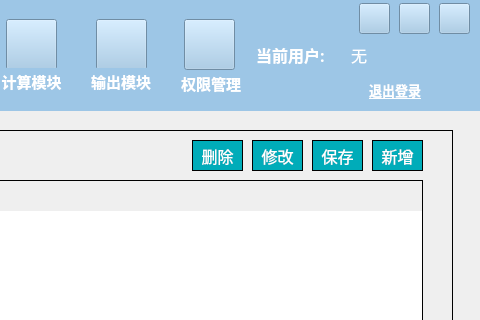
The window that NoiseCalSoft/widget.ui (haobana/NoiCal) describes before a commit, drawn with Qt 5; both pictures show x 911 to 1391 and y 0 to 320 of the 1391 by 801 pixel window.
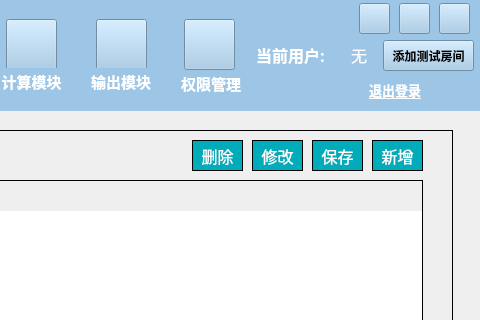
The same window after the commit. Icons and pictures are not drawn.

Commit message: 测试了数据库数据在MV模式下显示在tableview中

What changed in the file:
```diff
--- a/NoiseCalSoft/widget.ui
+++ b/NoiseCalSoft/widget.ui
@@ -595,6 +595,19 @@
      <string/>
     </property>
    </widget>
+   <widget class="QPushButton" name="pushButton_test_addRoom">
+    <property name="geometry">
+     <rect>
+      <x>1294</x>
+      <y>40</y>
+      <width>91</width>
+      <height>31</height>
+     </rect>
+    </property>
+    <property name="text">
+     <string>添加测试房间</string>
+    </property>
+   </widget>
    <zorder>label_logout</zorder>
    <zorder>min</zorder>
    <zorder>max</zorder>
```
Left out of the diff: 1 changed line with no effect on the pictures. The commit also changes 10 other files.
